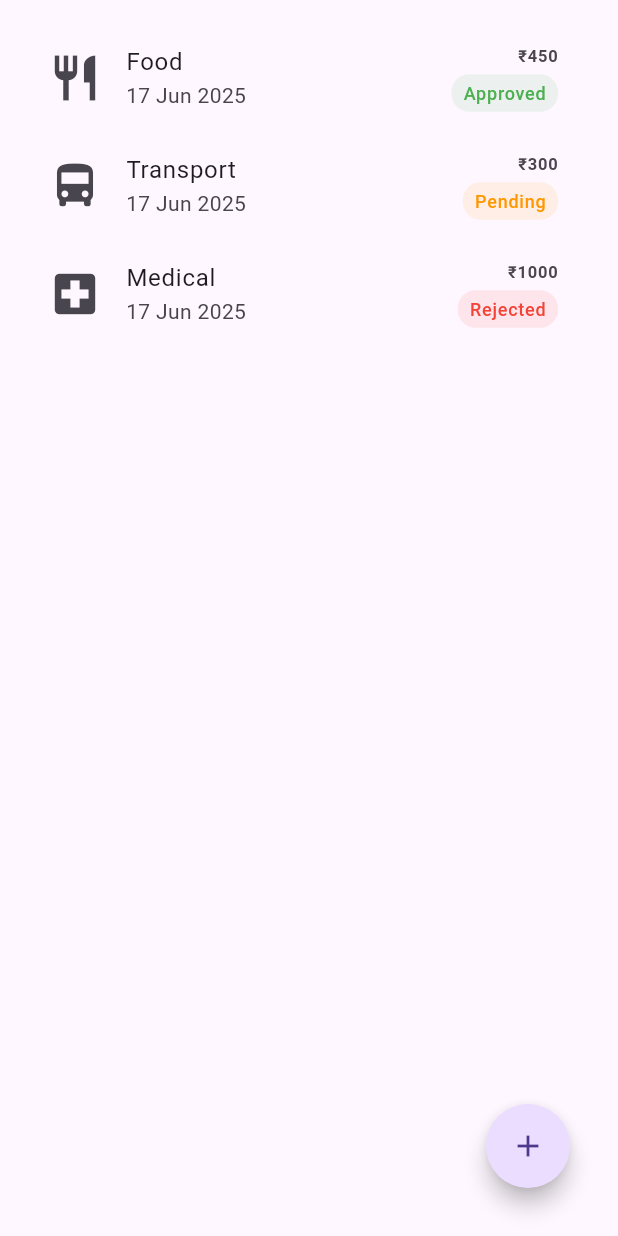
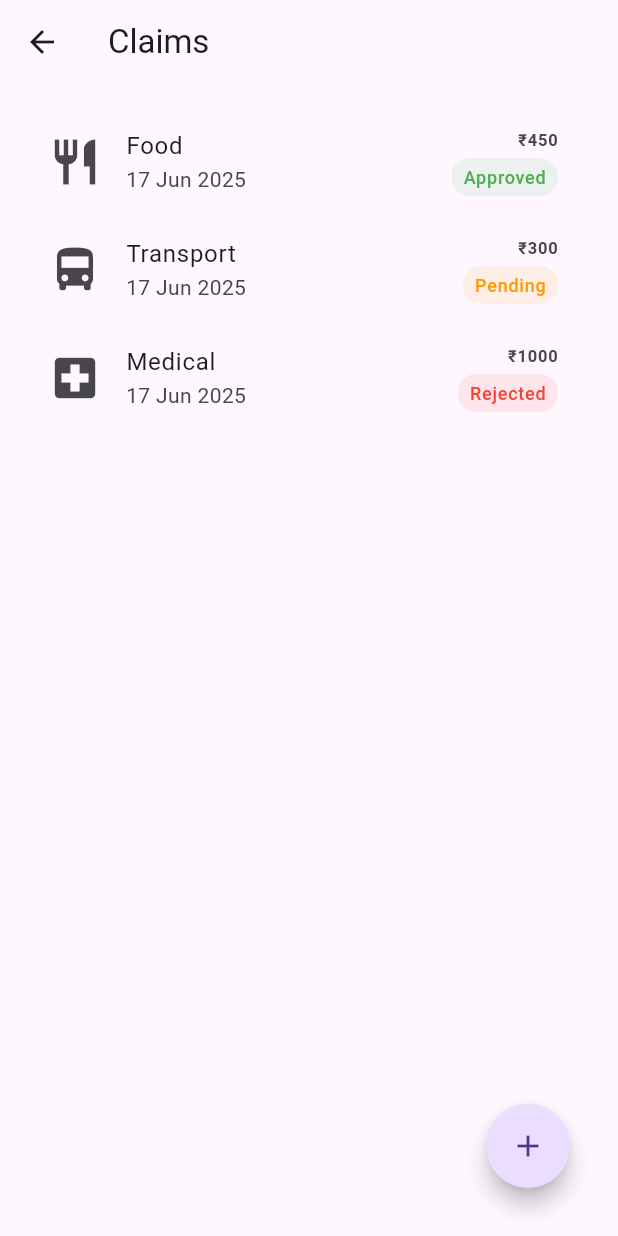
Before and after one commit to RottaKrishna/HRMS, a Flutter app: the ClaimsPage screen opened directly, on a phone screen of 412 x 824 dp. Run offline on Flutter 3.47's test engine with Material 3 defaults, Android fonts, the phone set to English and light mode, and no system bars; our stand-ins replace dio, open_file, percent_indicator, permission_handler.

Commit message:
Integration after merge

```diff
--- a/lib/claims.dart
+++ b/lib/screens/claims.dart
@@ -58,7 +58,9 @@ class _ClaimsPageState extends State<ClaimsPage> {
 
   @override
   Widget build(BuildContext context) {
-    return Container(
+    return Scaffold(
+      appBar: AppBar(title: const Text('Claims')),
+      body: Container(
         padding: const EdgeInsets.all(16),
         child: Stack(
           children: [
@@ -133,6 +135,7 @@ class _ClaimsPageState extends State<ClaimsPage> {
             ),
           ],
         ),
+      ),
     );
   }
 
--- a/lib/requests.dart
+++ b/lib/screens/requests.dart
@@ -1,8 +1,8 @@
 import 'package:flutter/cupertino.dart';
 import 'package:flutter/material.dart';
 import 'package:hrms_flutter_application/Vamsi_colors.dart';
-import 'package:hrms_flutter_application/documents_page.dart';
-import 'package:hrms_flutter_application/payslips_page.dart';
+import 'package:hrms_flutter_application/screens/documents_page.dart';
+import 'package:hrms_flutter_application/screens/payslips_page.dart';
 
 class Requests extends StatefulWidget {
   const Requests({super.key});
```
Also changed, not shown: lib/screens/employee_dashboard.dart (+11 -5 lines), lib/screens/documents_page.dart (renamed from lib/documents_page.dart), lib/screens/payslips_page.dart (renamed from lib/payslips_page.dart), lib/screens/profile.dart (renamed from lib/profile.dart). Lines whose indentation alone changed are shown as unchanged.
